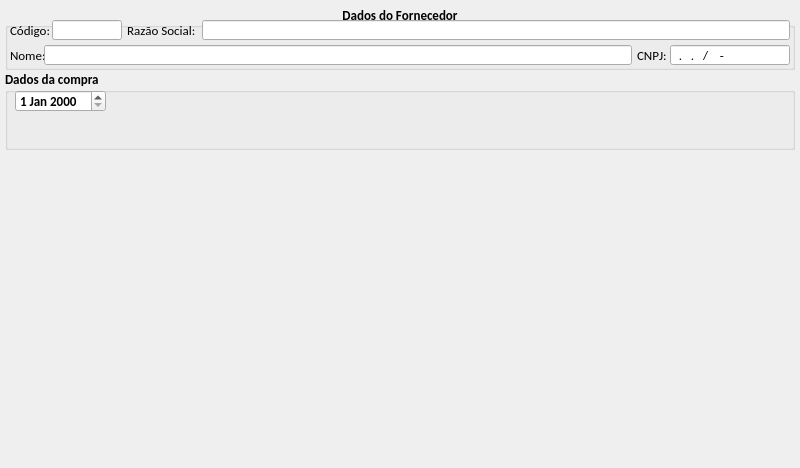
Old version of the form loja/tela_comprar.ui in the repository jmessias1725/sexloja.
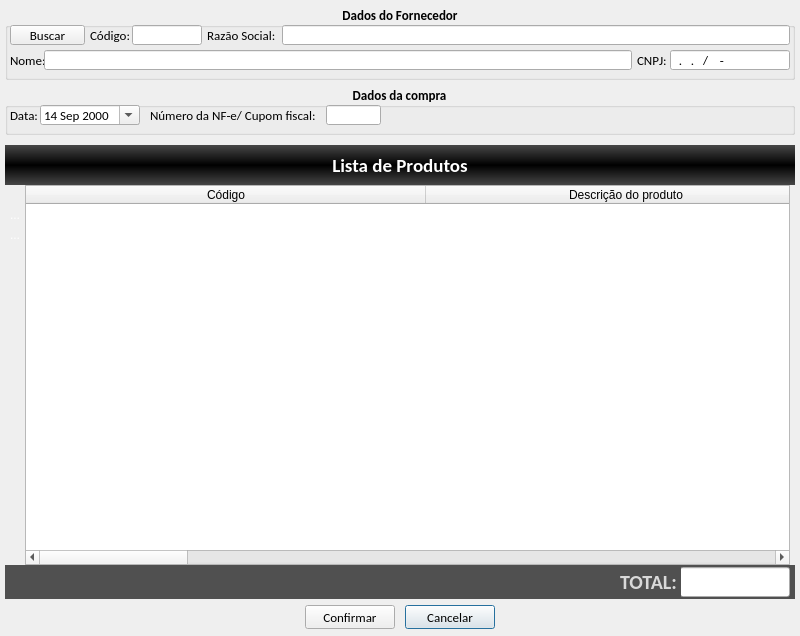
New version of the form. Icons and pictures are not drawn.

What changed in the file:
```diff
--- a/loja/tela_comprar.ui
+++ b/loja/tela_comprar.ui
@@ -7,7 +7,7 @@
     <x>0</x>
     <y>0</y>
     <width>800</width>
-    <height>468</height>
+    <height>636</height>
    </rect>
   </property>
   <property name="windowTitle">
@@ -17,9 +17,9 @@
    <property name="geometry">
     <rect>
      <x>5</x>
-     <y>70</y>
+     <y>85</y>
      <width>790</width>
-     <height>80</height>
+     <height>50</height>
     </rect>
    </property>
    <property name="font">
@@ -33,14 +33,127 @@
    <property name="title">
     <string>Dados da compra</string>
    </property>
-   <widget class="QDateEdit" name="dateEdit">
+   <property name="alignment">
+    <set>Qt::AlignCenter</set>
+   </property>
+   <widget class="QDateEdit" name="data">
     <property name="geometry">
      <rect>
-      <x>10</x>
+      <x>35</x>
       <y>20</y>
-      <width>91</width>
-      <height>22</height>
+      <width>100</width>
+      <height>20</height>
      </rect>
+    </property>
+    <property name="font">
+     <font>
+      <weight>50</weight>
+      <bold>false</bold>
+     </font>
+    </property>
+    <property name="frame">
+     <bool>true</bool>
+    </property>
+    <property name="alignment">
+     <set>Qt::AlignLeading|Qt::AlignLeft|Qt::AlignVCenter</set>
+    </property>
+    <property name="readOnly">
+     <bool>false</bool>
+    </property>
+    <property name="buttonSymbols">
+     <enum>QAbstractSpinBox::UpDownArrows</enum>
+    </property>
+    <property name="accelerated">
+     <bool>false</bool>
+    </property>
+    <property name="keyboardTracking">
+     <bool>true</bool>
+    </property>
+    <property name="maximumDateTime">
+     <datetime>
+      <hour>23</hour>
+      <minute>59</minute>
+      <second>59</second>
+      <year>3000</year>
+      <month>12</month>
+      <day>31</day>
+     </datetime>
+    </property>
+    <property name="minimumDateTime">
+     <datetime>
+      <hour>0</hour>
+      <minute>0</minute>
+      <second>0</second>
+      <year>2000</year>
+      <month>9</month>
+      <day>14</day>
+     </datetime>
+    </property>
+    <property name="calendarPopup">
+     <bool>true</bool>
+    </property>
+    <property name="timeSpec">
+     <enum>Qt::LocalTime</enum>
+    </property>
+   </widget>
+   <widget class="QLabel" name="lb_data">
+    <property name="geometry">
+     <rect>
+      <x>5</x>
+      <y>20</y>
+      <width>30</width>
+      <height>20</height>
+     </rect>
+    </property>
+    <property name="font">
+     <font>
+      <weight>50</weight>
+      <bold>false</bold>
+     </font>
+    </property>
+    <property name="text">
+     <string>Data:</string>
+    </property>
+   </widget>
+   <widget class="QLabel" name="lb_codigo_cum_nota">
+    <property name="geometry">
+     <rect>
+      <x>145</x>
+      <y>20</y>
+      <width>176</width>
+      <height>20</height>
+     </rect>
+    </property>
+    <property name="font">
+     <font>
+      <weight>50</weight>
+      <bold>false</bold>
+     </font>
+    </property>
+    <property name="text">
+     <string>Número da NF-e/ Cupom fiscal:</string>
+    </property>
+   </widget>
+   <widget class="QLineEdit" name="le_numero_cupom_nota">
+    <property name="geometry">
+     <rect>
+      <x>321</x>
+      <y>20</y>
+      <width>55</width>
+      <height>20</height>
+     </rect>
+    </property>
+    <property name="font">
+     <font>
+      <weight>50</weight>
+      <bold>false</bold>
+     </font>
+    </property>
+    <property name="inputMask">
+     <string>0000000; </string>
+    </property>
+    <property name="text">
+     <string/>
     </property>
    </widget>
   </widget>
@@ -50,7 +163,7 @@
      <x>5</x>
      <y>5</y>
      <width>790</width>
-     <height>65</height>
+     <height>75</height>
     </rect>
    </property>
    <property name="font">
@@ -72,8 +185,8 @@
    <widget class="QLabel" name="lb_codigo">
     <property name="geometry">
      <rect>
-      <x>5</x>
-      <y>15</y>
+      <x>85</x>
+      <y>20</y>
       <width>42</width>
       <height>20</height>
      </rect>
@@ -91,8 +204,8 @@
    <widget class="QLineEdit" name="le_codigo">
     <property name="geometry">
      <rect>
-      <x>47</x>
-      <y>15</y>
+      <x>127</x>
+      <y>20</y>
       <width>70</width>
       <height>20</height>
      </rect>
@@ -119,8 +232,8 @@
    <widget class="QLabel" name="lb_razao_social">
     <property name="geometry">
      <rect>
-      <x>122</x>
-      <y>15</y>
+      <x>202</x>
+      <y>20</y>
       <width>75</width>
       <height>20</height>
      </rect>
@@ -147,9 +260,9 @@
    <widget class="QLineEdit" name="le_razao_social">
     <property name="geometry">
      <rect>
-      <x>197</x>
-      <y>15</y>
-      <width>588</width>
+      <x>277</x>
+      <y>20</y>
+      <width>508</width>
       <height>20</height>
      </rect>
     </property>
@@ -194,7 +307,7 @@
     <property name="geometry">
      <rect>
       <x>39</x>
-      <y>40</y>
+      <y>45</y>
       <width>588</width>
       <height>20</height>
      </rect>
@@ -243,7 +356,7 @@
     <property name="geometry">
      <rect>
       <x>5</x>
-      <y>40</y>
+      <y>45</y>
       <width>34</width>
       <height>20</height>
      </rect>
@@ -271,7 +384,7 @@
     <property name="geometry">
      <rect>
       <x>632</x>
-      <y>40</y>
+      <y>45</y>
       <width>32</width>
       <height>20</height>
      </rect>
@@ -290,7 +403,7 @@
     <property name="geometry">
      <rect>
       <x>665</x>
-      <y>40</y>
+      <y>45</y>
       <width>120</width>
       <height>20</height>
      </rect>
@@ -311,6 +424,369 @@
      <bool>true</bool>
     </property>
    </widget>
+   <widget class="QToolButton" name="btn_buscar_fornecedor">
+    <property name="geometry">
+     <rect>
+      <x>5</x>
+      <y>20</y>
+      <width>75</width>
+      <height>20</height>
+     </rect>
+    </property>
+    <property name="font">
+     <font>
+      <weight>50</weight>
+      <bold>false</bold>
+     </font>
+    </property>
+    <property name="text">
+     <string>Buscar</string>
+    </property>
+    <property name="icon">
+     <iconset resource="imagens.qrc">
+      <normaloff>:/img/img/fornecedor.png</normaloff>:/img/img/fornecedor.png</iconset>
+    </property>
+    <property name="toolButtonStyle">
+     <enum>Qt::ToolButtonTextBesideIcon</enum>
+    </property>
+   </widget>
+  </widget>
+  <widget class="QTableWidget" name="tw_lista_produtos">
+   <property name="geometry">
+    <rect>
+     <x>25</x>
+     <y>185</y>
+     <width>765</width>
+     <height>380</height>
+    </rect>
+   </property>
+   <property name="rowCount">
+    <number>0</number>
+   </property>
+   <property name="columnCount">
+    <number>5</number>
+   </property>
+   <attribute name="horizontalHeaderDefaultSectionSize">
+    <number>400</number>
+   </attribute>
+   <attribute name="horizontalHeaderStretchLastSection">
+    <bool>true</bool>
+   </attribute>
+   <column>
+    <property name="text">
+     <string>Código</string>
+    </property>
+   </column>
+   <column>
+    <property name="text">
+     <string>Descrição do produto</string>
+    </property>
+   </column>
+   <column>
+    <property name="text">
+     <string>Quantidade</string>
+    </property>
+   </column>
+   <column>
+    <property name="text">
+     <string>Valor unitário</string>
+    </property>
+   </column>
+   <column>
+    <property name="text">
+     <string>Valor total</string>
+    </property>
+   </column>
+  </widget>
+  <widget class="QLabel" name="lb_lista_de_produtos">
+   <property name="geometry">
+    <rect>
+     <x>5</x>
+     <y>145</y>
+     <width>790</width>
+     <height>40</height>
+    </rect>
+   </property>
+   <property name="font">
+    <font>
+     <family>Calibri</family>
+     <pointsize>14</pointsize>
+     <weight>75</weight>
+     <bold>true</bold>
+    </font>
+   </property>
+   <property name="styleSheet">
+    <string notr="true">QFrame{
+	background-color: qlineargradient(spread:pad, x1:0, y1:0, x2:0, y2:1, stop:0 rgba(71, 71, 71, 255), stop:0.505 rgba(0, 0, 0, 255), stop:1 rgba(71, 71, 71, 255));
+	border: none;
+	color:#FFFFFF
+}
+</string>
+   </property>
+   <property name="text">
+    <string>Lista de Produtos</string>
+   </property>
+   <property name="alignment">
+    <set>Qt::AlignCenter</set>
+   </property>
+  </widget>
+  <widget class="QPushButton" name="btn_cancelar">
+   <property name="geometry">
+    <rect>
+     <x>405</x>
+     <y>605</y>
+     <width>90</width>
+     <height>24</height>
+    </rect>
+   </property>
+   <property name="minimumSize">
+    <size>
+     <width>0</width>
+     <height>24</height>
+    </size>
+   </property>
+   <property name="maximumSize">
+    <size>
+     <width>90</width>
+     <height>24</height>
+    </size>
+   </property>
+   <property name="font">
+    <font>
+     <family>Calibri</family>
+     <pointsize>10</pointsize>
+    </font>
+   </property>
+   <property name="text">
+    <string>Cancelar</string>
+   </property>
+   <property name="icon">
+    <iconset resource="imagens.qrc">
+     <normaloff>:/img/img/1345902747_button_cancel.png</normaloff>:/img/img/1345902747_button_cancel.png</iconset>
+   </property>
+   <property name="iconSize">
+    <size>
+     <width>18</width>
+     <height>18</height>
+    </size>
+   </property>
+  </widget>
+  <widget class="QPushButton" name="btn_confirmar">
+   <property name="geometry">
+    <rect>
+     <x>305</x>
+     <y>605</y>
+     <width>90</width>
+     <height>24</height>
+    </rect>
+   </property>
+   <property name="minimumSize">
+    <size>
+     <width>0</width>
+     <height>24</height>
+    </size>
+   </property>
+   <property name="maximumSize">
+    <size>
+     <width>90</width>
+     <height>24</height>
+    </size>
+   </property>
+   <property name="font">
+    <font>
+     <family>Calibri</family>
+     <pointsize>10</pointsize>
+    </font>
+   </property>
+   <property name="text">
+    <string>Confirmar</string>
+   </property>
+   <property name="icon">
+    <iconset resource="imagens.qrc">
+     <normaloff>:/img/img/1345902916_camera_test.png</normaloff>:/img/img/1345902916_camera_test.png</iconset>
+   </property>
+   <property name="iconSize">
+    <size>
+     <width>20</width>
+     <height>20</height>
+    </size>
+   </property>
+  </widget>
+  <widget class="QFrame" name="frame">
+   <property name="geometry">
+    <rect>
+     <x>5</x>
+     <y>565</y>
+     <width>790</width>
+     <height>34</height>
+    </rect>
+   </property>
+   <property name="styleSheet">
+    <string notr="true">QFrame{
+	background-color: #505050;
+	border: none;
+}</string>
+   </property>
+   <property name="frameShape">
+    <enum>QFrame::StyledPanel</enum>
+   </property>
+   <property name="frameShadow">
+    <enum>QFrame::Raised</enum>
+   </property>
+   <widget class="QLineEdit" name="le_total">
+    <property name="geometry">
+     <rect>
+      <x>675</x>
+      <y>2</y>
+      <width>110</width>
+      <height>30</height>
+     </rect>
+    </property>
+    <property name="font">
+     <font>
+      <family>Calibri</family>
+      <pointsize>15</pointsize>
+      <weight>50</weight>
+      <bold>false</bold>
+     </font>
+    </property>
+    <property name="text">
+     <string/>
+    </property>
+    <property name="readOnly">
+     <bool>true</bool>
+    </property>
+   </widget>
+   <widget class="QLabel" name="lb_total">
+    <property name="geometry">
+     <rect>
+      <x>615</x>
+      <y>2</y>
+      <width>61</width>
+      <height>30</height>
+     </rect>
+    </property>
+    <property name="font">
+     <font>
+      <family>Calibri</family>
+      <pointsize>15</pointsize>
+      <weight>75</weight>
+      <bold>true</bold>
+     </font>
+    </property>
+    <property name="styleSheet">
+     <string notr="true">color: rgb(217, 217, 217);</string>
+    </property>
+    <property name="text">
+     <string>TOTAL:</string>
+    </property>
+   </widget>
+  </widget>
+  <widget class="QFrame" name="menu_produtos">
+   <property name="geometry">
+    <rect>
+     <x>5</x>
+     <y>185</y>
+     <width>20</width>
+     <height>380</height>
+    </rect>
+   </property>
+   <property name="styleSheet">
+    <string notr="true">QFrame{
+	background-color: qlineargradient(x1:0, y1:1, x0:1, y0:0,
+                                       stop:0.3 #505050, stop:0.6 rgba(71, 71, 71, 255));
+	border: none;
+}
+
+QToolButton{
+	color:#FFFFFF
+}</string>
+   </property>
+   <property name="frameShape">
+    <enum>QFrame::StyledPanel</enum>
+   </property>
+   <property name="frameShadow">
+    <enum>QFrame::Raised</enum>
+   </property>
+   <widget class="QToolButton" name="btn_adicionar_produto">
+    <property name="geometry">
+     <rect>
+      <x>0</x>
+      <y>20</y>
+      <width>20</width>
+      <height>20</height>
+     </rect>
+    </property>
+    <property name="text">
+     <string>...</string>
+    </property>
+    <property name="icon">
+     <iconset resource="imagens.qrc">
+      <normaloff>:/img/img/mais.png</normaloff>:/img/img/mais.png</iconset>
+    </property>
+    <property name="iconSize">
+     <size>
+      <width>16</width>
+      <height>16</height>
+     </size>
+    </property>
+    <property name="autoRaise">
+     <bool>true</bool>
+    </property>
+   </widget>
+   <widget class="QToolButton" name="btn_remover_produto">
+    <property name="geometry">
+     <rect>
+      <x>0</x>
+      <y>40</y>
+      <width>20</width>
+      <height>20</height>
+     </rect>
+    </property>
+    <property name="text">
+     <string>...</string>
+    </property>
+    <property name="icon">
+     <iconset resource="imagens.qrc">
+      <normaloff>:/img/img/menos.png</normaloff>:/img/img/menos.png</iconset>
+    </property>
+    <property name="iconSize">
+     <size>
+      <width>16</width>
+      <height>16</height>
+     </size>
+    </property>
+    <property name="autoRaise">
+     <bool>true</bool>
+    </property>
+   </widget>
+  </widget>
+  <widget class="QFrame" name="frame_3">
+   <property name="geometry">
+    <rect>
+     <x>790</x>
+     <y>185</y>
+     <width>5</width>
+     <height>380</height>
+    </rect>
+   </property>
+   <property name="styleSheet">
+    <string notr="true">QFrame{
+	background-color: qlineargradient(x1:0, y1:1, x0:1, y0:0,
+                                       stop:0.3 #505050, stop:0.6 rgba(71, 71, 71, 255));
+	border: none;
+}
+
+QToolButton{
+	color:#FFFFFF
+}</string>
+   </property>
+   <property name="frameShape">
+    <enum>QFrame::StyledPanel</enum>
+   </property>
+   <property name="frameShadow">
+    <enum>QFrame::Raised</enum>
+   </property>
   </widget>
  </widget>
  <resources/>
```
Left out of the diff: 9 changed lines with no effect on the pictures.
